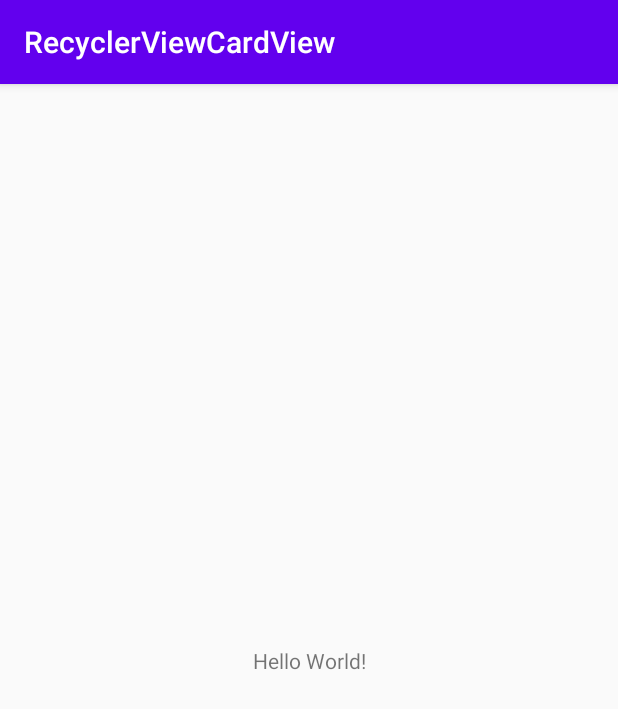
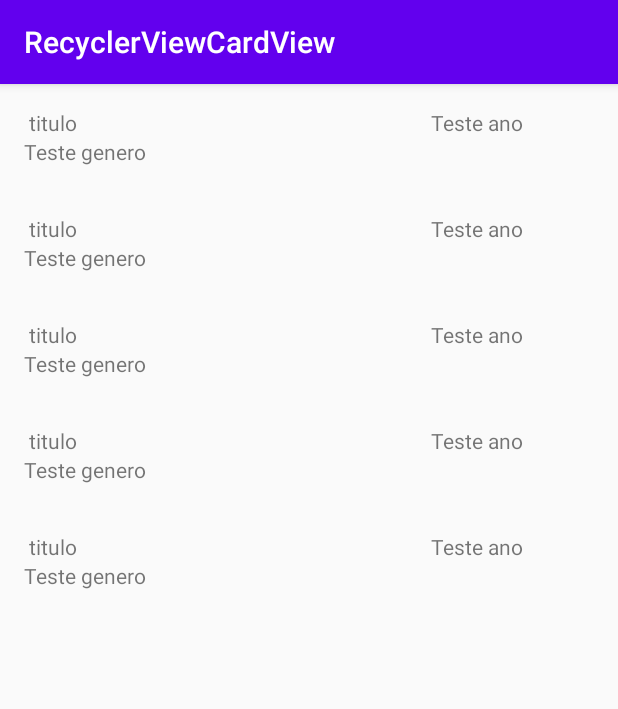
Before and after one commit to RamonBecker/RecyclerViewCardView, an Android app: the screen it shows after launch (MainActivity), on a phone screen of 412 x 824 dp. Shown: the top 709 px of the screen. Run offline under Robolectric (Android 15) with nearby library versions, the phone set to English and light mode, and no system bars.

Commit message:
Criando lista de filmes no RecyclerView

```diff
--- a/RecyclerViewCardView/app/src/main/AndroidManifest.xml
+++ b/RecyclerViewCardView/app/src/main/AndroidManifest.xml
@@ -9,7 +9,7 @@
         android:roundIcon="@mipmap/ic_launcher_round"
         android:supportsRtl="true"
         android:theme="@style/AppTheme">
-        <activity android:name=".MainActivity">
+        <activity android:name=".activity.MainActivity">
             <intent-filter>
                 <action android:name="android.intent.action.MAIN" />
 
--- a/RecyclerViewCardView/app/src/main/java/com/example/recyclerviewcardview/MainActivity.java
+++ /dev/null
@@ -1,14 +0,0 @@
-package com.example.recyclerviewcardview;
-
-import androidx.appcompat.app.AppCompatActivity;
-
-import android.os.Bundle;
-
-public class MainActivity extends AppCompatActivity {
-
-    @Override
-    protected void onCreate(Bundle savedInstanceState) {
-        super.onCreate(savedInstanceState);
-        setContentView(R.layout.activity_main);
-    }
-}
--- /dev/null
+++ b/RecyclerViewCardView/app/src/main/java/com/example/recyclerviewcardview/activity/MainActivity.java
@@ -0,0 +1,53 @@
+package com.example.recyclerviewcardview.activity;
+
+import androidx.appcompat.app.AppCompatActivity;
+import androidx.recyclerview.widget.LinearLayoutManager;
+import androidx.recyclerview.widget.RecyclerView;
+
+import android.os.Bundle;
+
+import com.example.recyclerviewcardview.adapter.Adapter;
+import com.example.recyclerviewcardview.adapter.model.Filme;
+import com.example.recyclerviewcardview.R;
+
+import java.util.ArrayList;
+import java.util.List;
+
+public class MainActivity extends AppCompatActivity {
+    List<Filme> listFilme;
+
+    private RecyclerView recyclerView;
+    private List<Filme> listaFilme;
+
+    @Override
+    protected void onCreate(Bundle savedInstanceState) {
+
+
+
+        super.onCreate(savedInstanceState);
+        setContentView(R.layout.recyclerview);
+
+        criarFilmes();
+
+        recyclerView = findViewById(R.id.recyclerView);
+
+        Adapter adapter = new Adapter();
+
+
+
+        RecyclerView.LayoutManager layoutManager = new LinearLayoutManager(getApplicationContext());
+
+        recyclerView.setLayoutManager(layoutManager);
+
+        recyclerView.setHasFixedSize(true);
+        recyclerView.setAdapter(adapter);
+
+    }
+
+    public void criarFilmes(){
+        listaFilme = new ArrayList<>();
+        listaFilme.add(new Filme("Coringa", "Drama", 2019));
+        listaFilme.add(new Filme("Batman", "Drama", 2008));
+
+    }
+}
--- /dev/null
+++ b/RecyclerViewCardView/app/src/main/java/com/example/recyclerviewcardview/adapter/Adapter.java
@@ -0,0 +1,51 @@
+package com.example.recyclerviewcardview.adapter;
+
+import android.view.LayoutInflater;
+import android.view.View;
+import android.view.ViewGroup;
+import android.widget.ImageView;
+import android.widget.TextView;
+
+import androidx.annotation.NonNull;
+import androidx.recyclerview.widget.RecyclerView;
+
+import com.example.recyclerviewcardview.R;
+
+public class Adapter extends RecyclerView.Adapter<Adapter.MyViewHolder> {
+
+
+    @NonNull
+    @Override
+    public MyViewHolder onCreateViewHolder(@NonNull ViewGroup parent, int viewType) {
+        View itemLista = LayoutInflater.from(parent.getContext()).inflate(R.layout.adapter_lista, parent, false);
+
+        return new MyViewHolder(itemLista);
+    }
+
+    @Override
+    public void onBindViewHolder(@NonNull MyViewHolder holder, int position) {
+            holder.tituloFilme.setText(" titulo");
+            holder.generoFilme.setText(String.valueOf("Teste genero"));
+            holder.anoFilme.setText(String.valueOf("Teste ano"));
+    }
+
+    @Override
+    public int getItemCount() {
+        return 5;
+    }
+
+    public  class MyViewHolder extends RecyclerView.ViewHolder {
+        TextView tituloFilme;
+        TextView generoFilme;
+        TextView anoFilme;
+
+        public MyViewHolder(@NonNull View itemView) {
+            super(itemView);
+            itemView.setTag(this);
+            tituloFilme =  (TextView) itemView.findViewById(R.id.textViewTitulo);
+            generoFilme = (TextView)itemView.findViewById(R.id.textViewGenero);
+            anoFilme =  (TextView)  itemView.findViewById(R.id.textViewAno);
+        }
+    }
+
+}
--- /dev/null
+++ b/RecyclerViewCardView/app/src/main/java/com/example/recyclerviewcardview/adapter/model/Filme.java
@@ -0,0 +1,67 @@
+package com.example.recyclerviewcardview.adapter.model;
+
+import java.util.ArrayList;
+import java.util.List;
+
+public class Filme {
+
+    private String nome;
+    private String genero;
+    private String descricao;
+    private int ano;
+    private int idImagem;
+    private List<Filme> listFilme;
+
+
+    public Filme(){
+    }
+
+    public Filme(String nome, String genero, int ano) {
+        this.nome = nome;
+        this.genero = genero;
+        this.ano = ano;
+    }
+
+
+
+    public String getNome() {
+        return nome;
+    }
+
+    public void setNome(String nome) {
+        this.nome = nome;
+    }
+
+    public String getGenero() {
+        return genero;
+    }
+
+    public void setGenero(String genero) {
+        this.genero = genero;
+    }
+
+    public String getDescricao() {
+        return descricao;
+    }
+
+    public void setDescricao(String descricao) {
+        this.descricao = descricao;
+    }
+
+    public int getAno() {
+        return ano;
+    }
+
+    public void setAno(int ano) {
+        this.ano = ano;
+    }
+
+    public int getIdImagem() {
+        return idImagem;
+    }
+
+    public void setIdImagem(int idImagem) {
+        this.idImagem = idImagem;
+    }
+
+}
--- /dev/null
+++ b/RecyclerViewCardView/app/src/main/res/layout/adapter_lista.xml
@@ -0,0 +1,37 @@
+<?xml version="1.0" encoding="utf-8"?>
+<LinearLayout xmlns:android="http://schemas.android.com/apk/res/android"
+    xmlns:app="http://schemas.android.com/apk/res-auto"
+    android:layout_width="match_parent"
+    android:layout_height="wrap_content"
+    android:layout_margin="16dp"
+    android:orientation="vertical">
+
+
+    <LinearLayout
+        android:layout_width="match_parent"
+        android:layout_height="wrap_content"
+        android:orientation="horizontal">
+
+        <TextView
+            android:id="@+id/textViewTitulo"
+            android:layout_width="84dp"
+            android:layout_height="wrap_content"
+            android:layout_weight="4"
+            android:text="Titulo" />
+
+        <TextView
+            android:id="@+id/textViewAno"
+
+            android:layout_width="wrap_content"
+            android:layout_height="wrap_content"
+            android:layout_weight="1"
+            android:text="Ano" />
+
+    </LinearLayout>
+
+    <TextView
+        android:id="@+id/textViewGenero"
+        android:layout_width="match_parent"
+        android:layout_height="match_parent"
+        android:text="Genero" />
+</LinearLayout>
--- a/RecyclerViewCardView/app/src/main/res/layout/cardview.xml
+++ b/RecyclerViewCardView/app/src/main/res/layout/cardview.xml
@@ -1,7 +1,9 @@
 <?xml version="1.0" encoding="utf-8"?>
 <androidx.cardview.widget.CardView xmlns:android="http://schemas.android.com/apk/res/android"
     xmlns:app="http://schemas.android.com/apk/res-auto"
-    android:layout_width="match_parent" android:layout_height="match_parent">
+    android:layout_width="match_parent" android:layout_height="match_parent"
+    android:id="@+id/cv"
+    >
 
     <LinearLayout
         android:layout_width="match_parent"
@@ -9,7 +11,7 @@
         android:orientation="horizontal">
 
         <ImageView
-            android:id="@+id/imageView5"
+            android:id="@+id/idImageFilme"
             android:layout_width="222dp"
             android:layout_height="match_parent"
             android:layout_weight="1"
--- a/RecyclerViewCardView/app/src/main/res/layout/activity_main.xml
+++ b/RecyclerViewCardView/app/src/main/res/layout/recyclerview.xml
@@ -4,15 +4,12 @@
     xmlns:tools="http://schemas.android.com/tools"
     android:layout_width="match_parent"
     android:layout_height="match_parent"
-    tools:context=".MainActivity">
+    tools:context=".activity.MainActivity">
 
-    <TextView
-        android:layout_width="wrap_content"
-        android:layout_height="wrap_content"
-        android:text="Hello World!"
+    <androidx.recyclerview.widget.RecyclerView
+        android:id="@+id/recyclerView"
+        android:layout_width="match_parent"
+        android:layout_height="match_parent"
         app:layout_constraintBottom_toBottomOf="parent"
-        app:layout_constraintLeft_toLeftOf="parent"
-        app:layout_constraintRight_toRightOf="parent"
-        app:layout_constraintTop_toTopOf="parent" />
-
+        app:layout_constraintEnd_toEndOf="parent" />
 </androidx.constraintlayout.widget.ConstraintLayout>
```
Also changed, not shown: RecyclerViewCardView/app/src/main/java/com/example/recyclerviewcardview/RVAdapter.java (added, +78 -0 lines), RecyclerViewCardView/app/src/main/res/drawable/coringajpg.jpg (added), RecyclerViewCardView/app/src/main/res/drawable/dunkirk.jpg (added), RecyclerViewCardView/app/src/main/res/drawable/maquinamortifera4.jpg (added).
